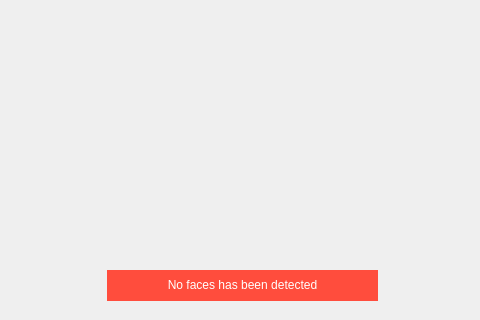
This is LeonCam/NewPhoto.ui in kazimierczak-robert/LeonCam as Qt 5 draws it before an edit; both pictures show x 163 to 643 and y 280 to 600 of the 800 by 600 pixel window. The edited form follows.
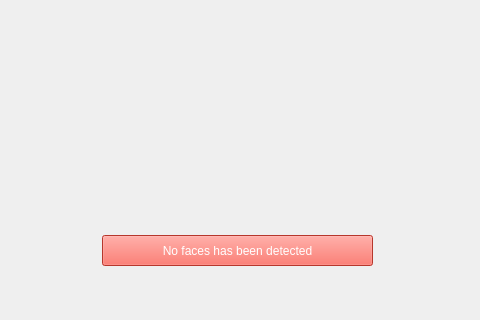
This is the edited form. Icons and pictures are not drawn.

Commit message: Poprawki, zamienienie labela na button w wykonywaniu nowego zdjęcia

Patch:
```diff
--- a/LeonCam/NewPhoto.ui
+++ b/LeonCam/NewPhoto.ui
@@ -299,23 +299,6 @@
     <bool>true</bool>
    </property>
   </widget>
-  <widget class="QLabel" name="LWarning">
-   <property name="geometry">
-    <rect>
-     <x>270</x>
-     <y>550</y>
-     <width>271</width>
-     <height>31</height>
-    </rect>
-   </property>
-   <property name="styleSheet">
-    <string notr="true">color: rgb(255, 255, 255);
-background-color: rgb(255, 77, 61);</string>
-   </property>
-   <property name="text">
-    <string>&lt;html&gt;&lt;head/&gt;&lt;body&gt;&lt;p align=&quot;center&quot;&gt;No faces has been detected&lt;/p&gt;&lt;/body&gt;&lt;/html&gt;</string>
-   </property>
-  </widget>
   <widget class="QWidget" name="verticalLayoutWidget">
    <property name="geometry">
     <rect>
@@ -327,6 +310,23 @@
    </property>
    <layout class="QVBoxLayout" name="verticalLayout"/>
   </widget>
+  <widget class="QPushButton" name="PWarning">
+   <property name="geometry">
+    <rect>
+     <x>265</x>
+     <y>515</y>
+     <width>271</width>
+     <height>31</height>
+    </rect>
+   </property>
+   <property name="styleSheet">
+    <string notr="true">color: rgb(255, 255, 255);
+background-color: rgb(255, 77, 61);</string>
+   </property>
+   <property name="text">
+    <string>No faces has been detected</string>
+   </property>
+  </widget>
  </widget>
  <layoutdefault spacing="6" margin="11"/>
  <resources>
```
The commit also changes 7 other files.
